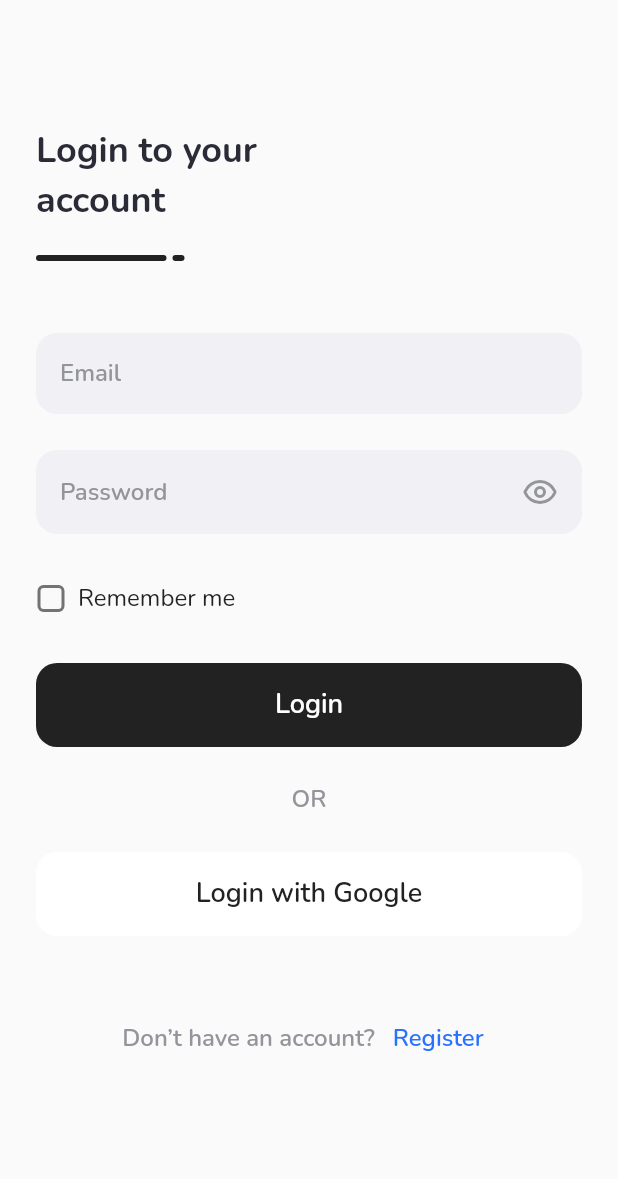
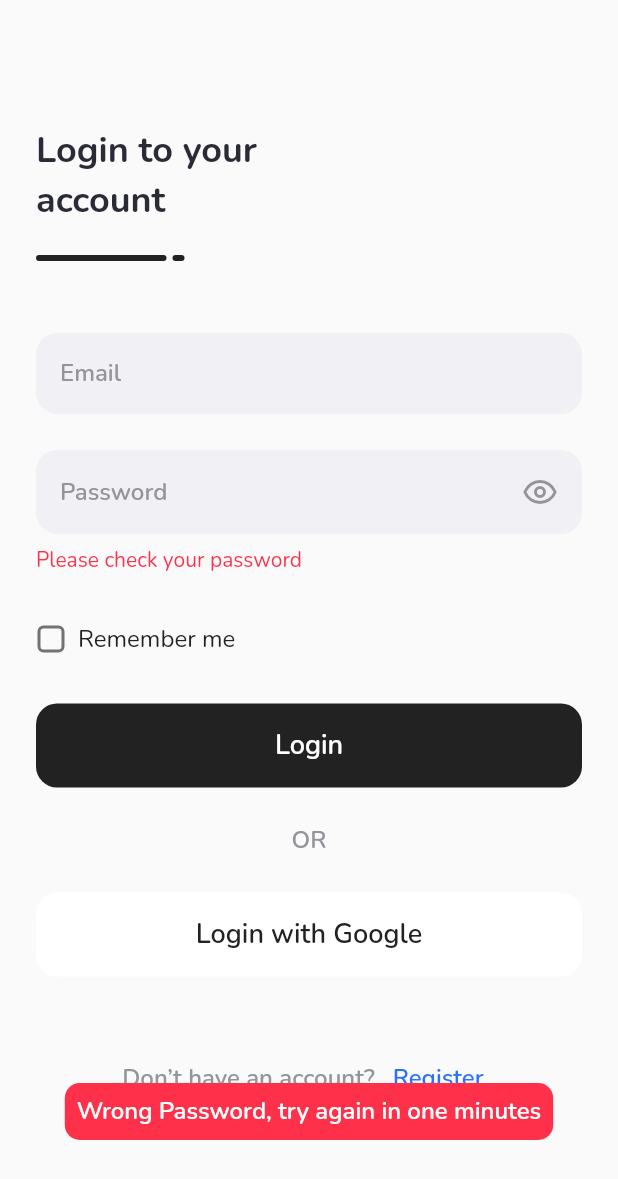
Before and after one commit to andarwaly/space-bwa, a Flutter app: the SignInPage screen opened by its route, after a tap on "Login", on a phone screen of 412 x 824 dp. Shown: the top 1179 px of the screen. Run offline on Flutter 3.47's test engine with Material 2 defaults, Android fonts, the phone set to English and light mode, and no system bars; our stand-ins replace carousel_slider, fluttertoast, google_fonts, lucide_icons.

```diff
--- a/lib/pages/sign_in.dart
+++ b/lib/pages/sign_in.dart
@@ -1,9 +1,24 @@
 import 'package:flutter/material.dart';
 import 'package:lucide_icons/lucide_icons.dart';
 import 'package:space/theme.dart';
+import 'package:fluttertoast/fluttertoast.dart';
 
-class SignInPage extends StatelessWidget {
+class SignInPage extends StatefulWidget {
   const SignInPage({Key? key}) : super(key: key);
+
+  @override
+  State<SignInPage> createState() => _SignInPageState();
+}
+
+class _SignInPageState extends State<SignInPage> {
+  late FToast fToast;
+
+  @override
+  void initState() {
+    super.initState();
+    fToast = FToast();
+    fToast.init(context);
+  }
 
   @override
   Widget build(BuildContext context) {
@@ -97,7 +112,10 @@ class SignInPage extends StatelessWidget {
   }
 
   Widget passInput() {
-    return Container(
+    return Column(
+      crossAxisAlignment: CrossAxisAlignment.start,
+      children: [
+        Container(
           margin: const EdgeInsets.only(top: 24),
           padding: const EdgeInsets.all(16),
           width: 366,
@@ -125,6 +143,15 @@ class SignInPage extends StatelessWidget {
               )
             ],
           ),
+        ),
+        const SizedBox(
+          height: 8,
+        ),
+        Text(
+          'Please check your password',
+          style: redText,
+        )
+      ],
     );
   }
 
@@ -166,7 +193,12 @@ class SignInPage extends StatelessWidget {
         top: 32,
       ),
       child: TextButton(
-        onPressed: () {},
+        onPressed: () {
+          fToast.showToast(
+            child: errorToast(),
+            toastDuration: Duration(seconds: 2),
+          );
+        },
         style: TextButton.styleFrom(
           backgroundColor: kBlackColor,
           shape: RoundedRectangleBorder(
@@ -234,4 +266,21 @@ class SignInPage extends StatelessWidget {
       ),
     );
   }
+
+  Widget errorToast() {
+    return Container(
+      padding: const EdgeInsets.all(8),
+      decoration: BoxDecoration(
+        color: kRedColor,
+        borderRadius: BorderRadius.circular(10),
+      ),
+      child: Text(
+        'Wrong Password, try again in one minutes',
+        style: whiteText.copyWith(
+          fontSize: 16,
+          fontWeight: semiBold,
+        ),
+      ),
+    );
   }
+}
--- a/pubspec.yaml
+++ b/pubspec.yaml
@@ -40,6 +40,7 @@ dependencies:
   lucide_icons: ^0.20.0
   google_fonts: ^2.3.1
   carousel_slider: ^4.0.0
+  fluttertoast: ^8.0.9
 
 dev_dependencies:
   flutter_test:
```
Also changed, not shown: pubspec.lock. Lines whose indentation alone changed are shown as unchanged.
